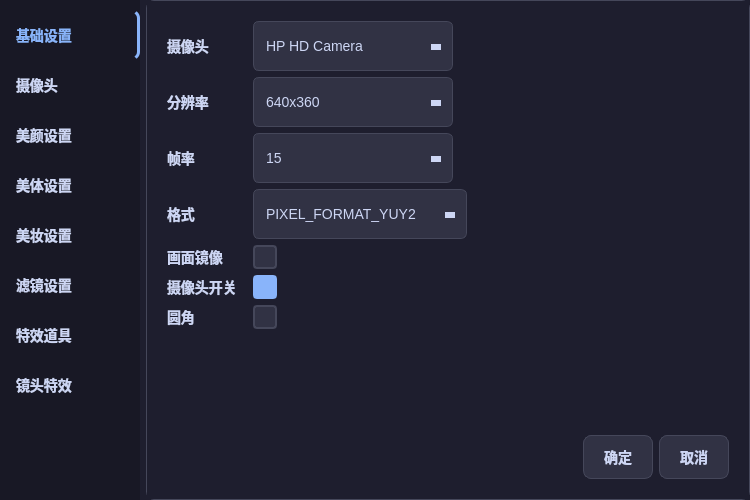
This is src/app/camera_settings.ui in fancrystal/livePCWindows as Qt 5 draws it before an edit. The edited form follows.
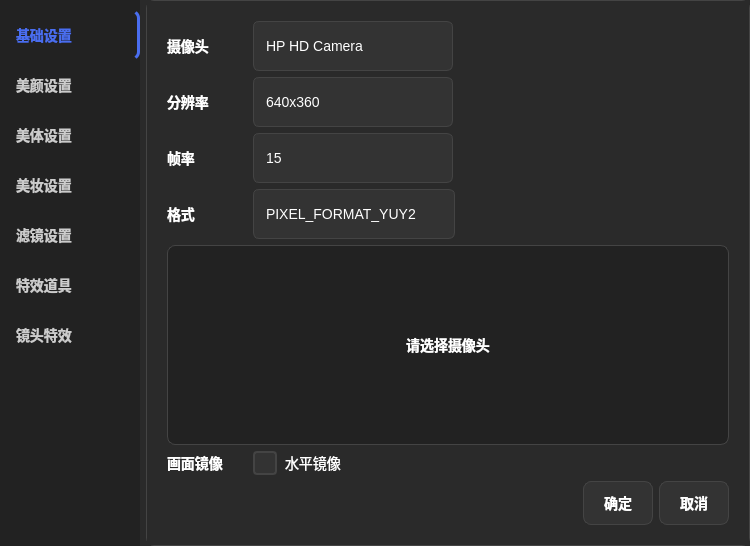
This is the edited form. Icons and pictures are not drawn.

The edit to the form file:
```diff
--- a/src/app/camera_settings.ui
+++ b/src/app/camera_settings.ui
@@ -14,31 +14,31 @@
    <string>摄像头设置</string>
   </property>
   <property name="styleSheet">
-   <string notr="true">QDialog { background-color: #1e1e2e; color: #cdd6f4; }
-QWidget { background-color: #1e1e2e; color: #cdd6f4; font-family: 'Microsoft YaHei', 'Segoe UI', sans-serif; font-size: 14px; }
-QPushButton { background-color: #313244; color: #cdd6f4; border: 1px solid #45475a; border-radius: 8px; padding: 10px 20px; font-weight: 500; }
-QPushButton:hover { background-color: #45475a; border-color: #89b4fa; }
-QPushButton:pressed { background-color: #585b70; }
-QPushButton:checked { background-color: #313244; border-color: #89b4fa; color: #89b4fa; font-weight: 600; }
-QLabel { color: #cdd6f4; font-weight: 500; }
-QCheckBox { color: #cdd6f4; spacing: 8px; }
-QCheckBox::indicator { width: 20px; height: 20px; border: 2px solid #45475a; border-radius: 4px; background-color: #313244; }
-QCheckBox::indicator:hover { border-color: #89b4fa; }
-QCheckBox::indicator:checked { background-color: #89b4fa; border-color: #89b4fa; }
-QCheckBox::indicator:checked::after { content: '✓'; color: #1e1e2e; font-weight: bold; }
-QComboBox { background-color: #313244; color: #cdd6f4; border: 1px solid #45475a; border-radius: 6px; padding: 8px 12px; min-height: 32px; }
-QComboBox:hover { border-color: #89b4fa; }
-QComboBox:focus { border-color: #89b4fa; }
-QComboBox::drop-down { border: none; width: 32px; background-color: #313244; border-top-right-radius: 6px; border-bottom-right-radius: 6px; }
-QComboBox::down-arrow { width: 0; height: 0; border-left: 5px solid transparent; border-right: 5px solid transparent; border-top: 6px solid #cdd6f4; margin-top: 2px; }
-QComboBox QAbstractItemView { background-color: #313244; border: 1px solid #45475a; border-radius: 6px; selection-background-color: #45475a; selection-color: #cdd6f4; outline: none; }
+   <string notr="true">QDialog { background-color: #2a2a2a; color: #ffffff; }
+QWidget { background-color: #2a2a2a; color: #ffffff; font-family: 'Microsoft YaHei', 'Segoe UI', sans-serif; font-size: 14px; }
+QPushButton { background-color: #333333; color: #ffffff; border: 1px solid #444444; border-radius: 8px; padding: 10px 20px; font-weight: 500; }
+QPushButton:hover { background-color: #444444; border-color: #4a6ef0; }
+QPushButton:pressed { background-color: #555555; }
+QPushButton:checked { background-color: #333333; border-color: #4a6ef0; color: #4a6ef0; font-weight: 600; }
+QLabel { color: #ffffff; font-weight: 500; }
+QCheckBox { color: #ffffff; spacing: 8px; }
+QCheckBox::indicator { width: 20px; height: 20px; border: 2px solid #444444; border-radius: 4px; background-color: #333333; }
+QCheckBox::indicator:hover { border-color: #4a6ef0; }
+QCheckBox::indicator:checked { background-color: #4a6ef0; border-color: #4a6ef0; }
+QCheckBox::indicator:checked::after { content: '✓'; color: #2a2a2a; font-weight: bold; }
+QComboBox { background-color: #333333; color: #ffffff; border: 1px solid #444444; border-radius: 6px; padding: 8px 12px; min-height: 32px; combobox-popup: 0; }
+QComboBox:hover { border-color: #4a6ef0; }
+QComboBox:focus { border-color: #4a6ef0; }
+QComboBox::drop-down { width: 20px; border: none; }
+QComboBox::down-arrow { image: url(:/images/Frame_Tri.png); width: 10px; height: 10px; }
+QComboBox QAbstractItemView { background-color: #333333; border: 1px solid #444444; border-radius: 6px; selection-background-color: #444444; selection-color: #ffffff; outline: none; }
 QComboBox QAbstractItemView::item { padding: 8px 12px; min-height: 28px; }
-QComboBox QAbstractItemView::item:hover { background-color: #45475a; }
-QStackedWidget { background-color: #1e1e2e; border: 1px solid #45475a; border-radius: 8px; }
+QComboBox QAbstractItemView::item:hover { background-color: #444444; }
+QStackedWidget { background-color: #2a2a2a; border: 1px solid #444444; border-radius: 8px; }
 /* 左侧标签按钮样式 */
-#leftPanel QPushButton { background-color: transparent; color: #cdd6f4; border: none; border-right: 3px solid transparent; padding: 14px 16px; text-align: left; font-size: 14px; font-weight: 500; }
-#leftPanel QPushButton:hover { background-color: #313244; color: #cdd6f4; }
-#leftPanel QPushButton:checked { background-color: #313244; border-right: 3px solid #89b4fa; color: #89b4fa; font-weight: 600; }</string>
+#leftPanel QPushButton { background-color: transparent; color: #cccccc; border: none; border-right: 3px solid transparent; padding: 14px 16px; text-align: left; font-size: 14px; font-weight: 500; }
+#leftPanel QPushButton:hover { background-color: #333333; color: #ffffff; }
+#leftPanel QPushButton:checked { background-color: #333333; border-right: 3px solid #4a6ef0; color: #4a6ef0; font-weight: 600; }</string>
   </property>
   <layout class="QVBoxLayout" name="verticalLayout">
    <property name="spacing">
@@ -74,7 +74,7 @@
         </size>
        </property>
        <property name="styleSheet">
-        <string notr="true">background-color: #181825;</string>
+        <string notr="true">background-color: #222222;</string>
        </property>
        <layout class="QVBoxLayout" name="verticalLayout_left">
         <property name="spacing">
@@ -106,17 +106,7 @@
           </property>
          </widget>
         </item>
-        <!-- 摄像头按钮 -->
-        <item>
-         <widget class="QPushButton" name="pushButton_camera">
-          <property name="text">
-           <string>摄像头</string>
-          </property>
-          <property name="checkable">
-           <bool>true</bool>
-          </property>
-         </widget>
-        </item>
+
         <!-- 美颜设置按钮 -->
         <item>
          <widget class="QPushButton" name="pushButton_beauty">
@@ -435,6 +425,26 @@
            </item>
           </layout>
          </item>
+         <!-- 摄像头实时预览区域 -->
+         <item>
+          <widget class="QLabel" name="label_preview">
+           <property name="minimumSize">
+            <size>
+             <width>0</width>
+             <height>200</height>
+            </size>
+           </property>
+           <property name="styleSheet">
+            <string notr="true">background-color: #222222; border-radius: 8px; border: 1px solid #444444;</string>
+           </property>
+           <property name="alignment">
+            <set>Qt::AlignCenter</set>
+           </property>
+           <property name="text">
+            <string>请选择摄像头</string>
+           </property>
+          </widget>
+         </item>
          <!-- 画面镜像 -->
          <item>
           <layout class="QHBoxLayout" name="horizontalLayout_mirror">
@@ -454,7 +464,7 @@
            <item>
             <widget class="QCheckBox" name="checkBox_mirror">
              <property name="text">
-              <string/>
+              <string>水平镜像</string>
              </property>
             </widget>
            </item>
@@ -473,85 +483,6 @@
            </item>
           </layout>
          </item>
-         <!-- 摄像头开关 -->
-         <item>
-          <layout class="QHBoxLayout" name="horizontalLayout_toggle">
-           <item>
-            <widget class="QLabel" name="label_toggle">
-             <property name="text">
-              <string>摄像头开关</string>
-             </property>
-             <property name="minimumSize">
-              <size>
-               <width>80</width>
-               <height>0</height>
-              </size>
-             </property>
-            </widget>
-           </item>
-           <item>
-            <widget class="QCheckBox" name="checkBox_toggle">
-             <property name="text">
-              <string/>
-             </property>
-             <property name="checked">
-              <bool>true</bool>
-             </property>
-            </widget>
-           </item>
-           <item>
-            <spacer name="horizontalSpacer_6">
-             <property name="orientation">
-              <enum>Qt::Horizontal</enum>
-             </property>
-             <property name="sizeHint" stdset="0">
-              <size>
-               <width>40</width>
-               <height>20</height>
-              </size>
-             </property>
-            </spacer>
-           </item>
-          </layout>
-         </item>
-         <!-- 圆角 -->
-         <item>
-          <layout class="QHBoxLayout" name="horizontalLayout_corner">
-           <item>
-            <widget class="QLabel" name="label_corner">
-             <property name="text">
-              <string>圆角</string>
-             </property>
-             <property name="minimumSize">
-              <size>
-               <width>80</width>
-               <height>0</height>
-              </size>
-             </property>
-            </widget>
-           </item>
-           <item>
-            <widget class="QCheckBox" name="checkBox_corner">
-             <property name="text">
-              <string/>
-             </property>
-            </widget>
-           </item>
-           <item>
-            <spacer name="horizontalSpacer_7">
-             <property name="orientation">
-              <enum>Qt::Horizontal</enum>
-             </property>
-             <property name="sizeHint" stdset="0">
-              <size>
-               <width>40</width>
-               <height>20</height>
-              </size>
-             </property>
-            </spacer>
-           </item>
-          </layout>
-         </item>
          <item>
           <spacer name="verticalSpacer_basic">
            <property name="orientation">
```
Left out of the diff: 15 changed lines with no effect on the pictures.
